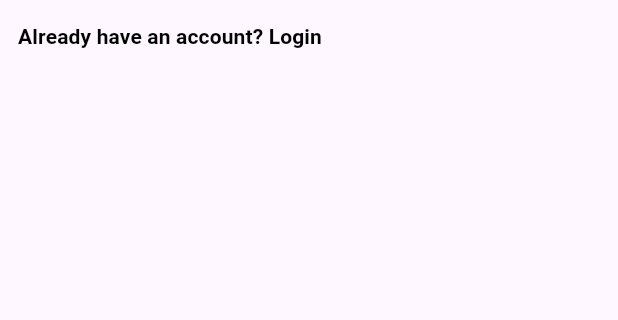
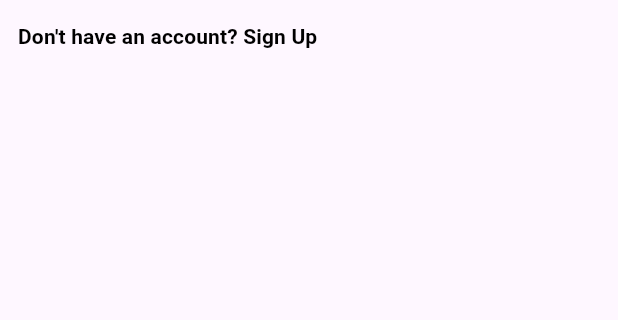
Before and after one commit to NoelThomass/loginpage, a Flutter app: the screen it shows after launch, on a phone screen of 412 x 824 dp, the part 609-929 px from its top. Run offline on Flutter 3.47's test engine with Material 3 defaults, Android fonts, the phone set to English and light mode, and no system bars.

Commit message:
Updated third.dart

```diff
--- a/lib/third.dart
+++ b/lib/third.dart
@@ -52,12 +52,13 @@ class _ThirdState extends State<Third> {
                   backgroundColor: Colors.blue,
                   textStyle: const TextStyle(fontSize: 20)),
               onPressed: () {
-
+                Navigator.pushReplacement(context,
+                    MaterialPageRoute(builder: (context) => const First()));
               },
               child: const Text('Login', style: TextStyle(color: Colors.white)),
             ),
           ),
-          TextButton(onPressed: (){}, child: Text('Already have an account? Login',style: TextStyle(fontWeight: FontWeight.bold,color: Colors.black),))
+          TextButton(onPressed: (){}, child: Text("Don't have an account? Sign Up",style: TextStyle(fontWeight: FontWeight.bold,color: Colors.black),))
 
         ],
       ),
```
